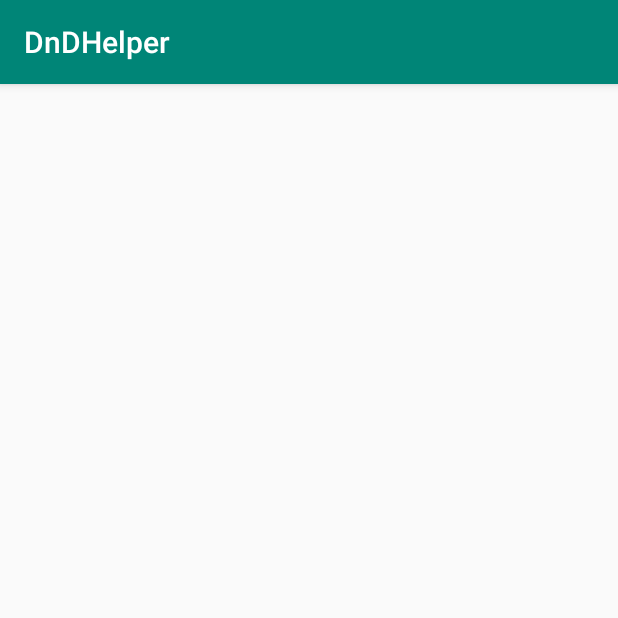
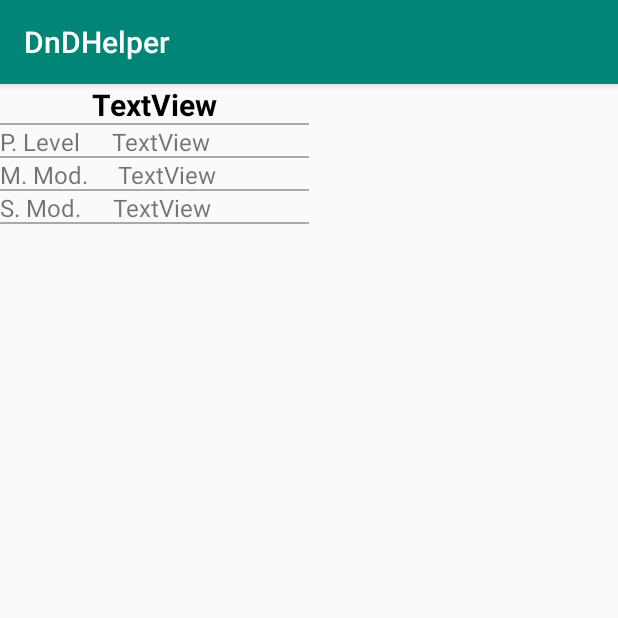
Before and after one commit to Syarx/DnDHelper, an Android app: the BattleScreen screen opened directly, with no data from a screen before it, on a phone screen of 412 x 824 dp, the top half of it. Run offline under Robolectric (Android 15) with nearby library versions, the phone set to English and light mode, and no system bars; our stand-ins replace Firebase (no records; nobody signed in at launch, a user with empty details on screens opened directly); 1 statement that could not run was skipped.

Commit message:
building battle layout

```diff
--- a/app/build.gradle
+++ b/app/build.gradle
@@ -41,6 +41,7 @@ dependencies {
     implementation 'com.android.support:design:28.0.0'
     implementation 'com.android.support:recyclerview-v7:28.0.0'
     implementation "com.daimajia.swipelayout:library:1.2.0@aar"
+    implementation 'com.android.support:gridlayout-v7:28.0.0'
 
 }
 apply plugin: 'com.google.gms.google-services'
--- a/app/src/main/java/com/imd/dndhelper/Character.kt
+++ b/app/src/main/java/com/imd/dndhelper/Character.kt
@@ -18,6 +18,7 @@ class Character(
 	var speed: Int = 0
 	var magic: Double = 0.0
 
+	//sublironei ola ta parapano stats
 	fun pcPowerLevel() {
 		var message: String
 		var z = 0.0
@@ -131,6 +132,39 @@ class Character(
 		this.speed = sp
 	}
 
+	fun getHp(): Double {
+		return 150000 + ((this.pLevel / 2) * 10)
+	}
+
+	fun getAttackPower(MagicMultiplier: Int, SpellMultiplier: Int): Double {    //to attack tou kathe spell
+		return this.pLevel * MagicMultiplier * SpellMultiplier
+	}
+
+	fun Damage(PowerLevel: Int, Triforce: Int, ExtraMultiplier: Int, Borg: Int): IntArray {
+		//to damage stin zoi tou pou tha kani ean xtipisi kapion, to ExtraMultipliers bori na eine polloi multipliers opos black/white h super-effective elements
+		val result = ((Triforce * ExtraMultiplier - Borg) / PowerLevel).toDouble()
+		val damage = intArrayOf(0, 0)                                             //[damage,borg remaining]
+		if (result < 0) {
+			damage[1] = result.toInt() * PowerLevel
+		}
+		if (result >= 1 && result < 2) {
+			damage[0] = 6000
+		} else if (result >= 2 && result < 3) {
+			damage[0] = 12000
+		} else if (result >= 3 && result < 5) {
+			damage[0] = 18000
+		} else if (result >= 5 && result < 7) {
+			damage[0] = 48000
+		} else if (result >= 7 && result < 9) {
+			damage[0] = 72000
+		} else if (result >= 9 && result < 10) {
+			damage[0] = 144000
+		} else if (result >= 10) {
+			damage[0] = 1000000
+		}
+		return damage
+	}
+
 	override fun toString(): String {
 		return "Character(name='$name $pLevel')"
 	}
--- a/app/src/main/res/layout/activity_battle_screen.xml
+++ b/app/src/main/res/layout/activity_battle_screen.xml
@@ -1,9 +1,88 @@
 <?xml version="1.0" encoding="utf-8"?>
 <android.support.constraint.ConstraintLayout
         xmlns:android="http://schemas.android.com/apk/res/android"
-        xmlns:tools="http://schemas.android.com/tools"
+        xmlns:app="http://schemas.android.com/apk/res-auto" xmlns:tools="http://schemas.android.com/tools"
         android:layout_width="match_parent"
         android:layout_height="match_parent"
         tools:context=".BattleScreen">
-
+    <LinearLayout
+            android:orientation="vertical"
+            android:layout_width="0dp"
+            android:layout_height="0dp" android:id="@+id/battle_leftLayour"
+            app:layout_constraintTop_toTopOf="@+id/battle_rightLayout" app:layout_constraintStart_toStartOf="parent"
+            app:layout_constraintEnd_toStartOf="@+id/battle_rightLayout"
+            app:layout_constraintBottom_toBottomOf="parent">
+        <TextView
+                android:text="TextView"
+                android:layout_width="match_parent"
+                android:layout_height="wrap_content"
+                android:id="@+id/textView"
+                android:background="@drawable/bottom_border"
+                android:textSize="20sp"
+                android:textStyle="bold" android:textAlignment="center" android:fontFamily="sans-serif"
+                android:textColor="#000000"
+                app:layout_constraintTop_toTopOf="parent"
+                app:layout_constraintStart_toStartOf="parent"
+        />
+        <LinearLayout
+                android:orientation="horizontal"
+                android:layout_width="match_parent"
+                android:layout_height="wrap_content"
+                android:weightSum="4"
+                android:background="@drawable/bottom_border"
+        >
+            <TextView
+                    android:text="P. Level"
+                    android:layout_width="wrap_content"
+                    android:layout_height="wrap_content" android:layout_weight="1" android:textSize="16sp"/>
+            <TextView
+                    android:text="TextView"
+                    android:layout_width="wrap_content"
+                    android:layout_height="wrap_content" android:id="@+id/battle_left_pLevel" android:layout_weight="3"
+                    android:textSize="16sp"/>
+        </LinearLayout>
+        <LinearLayout
+                android:orientation="horizontal"
+                android:layout_width="match_parent"
+                android:layout_height="wrap_content"
+                android:weightSum="4"
+                android:background="@drawable/bottom_border"
+        >
+            <TextView
+                    android:text="M. Mod."
+                    android:layout_width="wrap_content"
+                    android:layout_height="wrap_content" android:layout_weight="1" android:textSize="16sp"/>
+            <TextView
+                    android:text="TextView"
+                    android:layout_width="wrap_content"
+                    android:layout_height="wrap_content" android:id="@+id/battle_left_mMod" android:layout_weight="3"
+                    android:textSize="16sp"/>
+        </LinearLayout>
+        <LinearLayout
+                android:orientation="horizontal"
+                android:layout_width="match_parent"
+                android:layout_height="wrap_content"
+                android:weightSum="4"
+                android:background="@drawable/bottom_border"
+        >
+            <TextView
+                    android:text="S. Mod."
+                    android:layout_width="wrap_content"
+                    android:layout_height="wrap_content" android:layout_weight="1" android:textSize="16sp"/>
+            <TextView
+                    android:text="TextView"
+                    android:layout_width="wrap_content"
+                    android:layout_height="wrap_content" android:id="@+id/battle_left_sMod" android:layout_weight="3"
+                    android:textSize="16sp"/>
+        </LinearLayout>
+    </LinearLayout>
+    <LinearLayout
+            android:orientation="vertical"
+            android:layout_width="0dp"
+            android:layout_height="0dp" android:id="@+id/battle_rightLayout"
+            app:layout_constraintStart_toEndOf="@+id/battle_leftLayour"
+            app:layout_constraintTop_toTopOf="parent"
+            app:layout_constraintEnd_toEndOf="parent"
+            app:layout_constraintBottom_toBottomOf="parent">
+    </LinearLayout>
 </android.support.constraint.ConstraintLayout>
```
Lines whose indentation alone changed are shown as unchanged.
